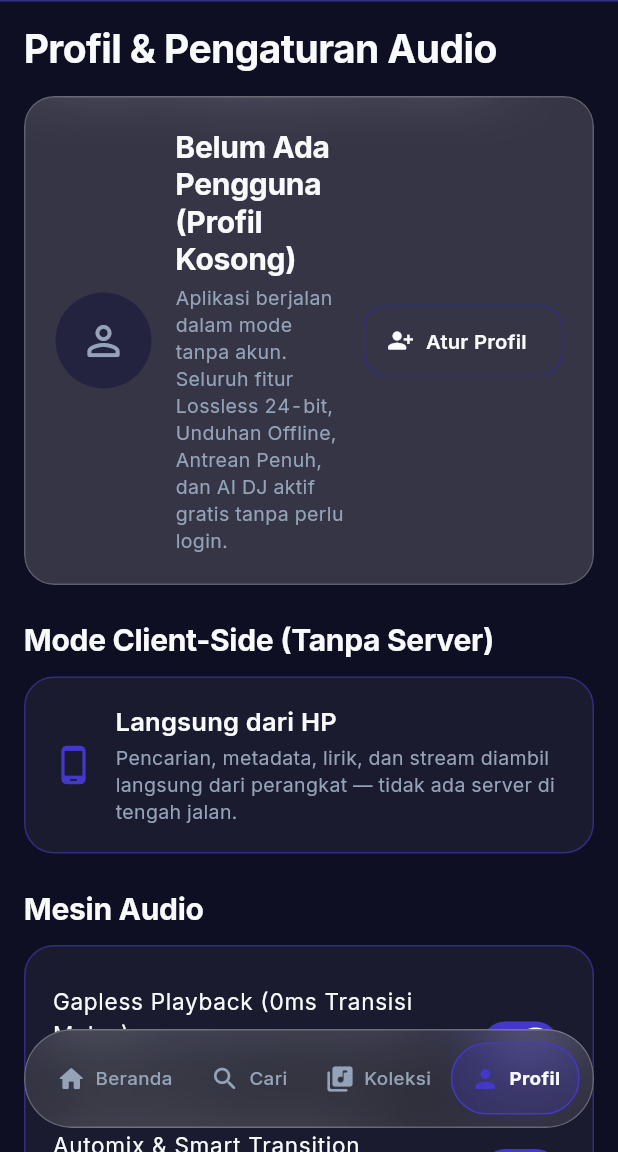
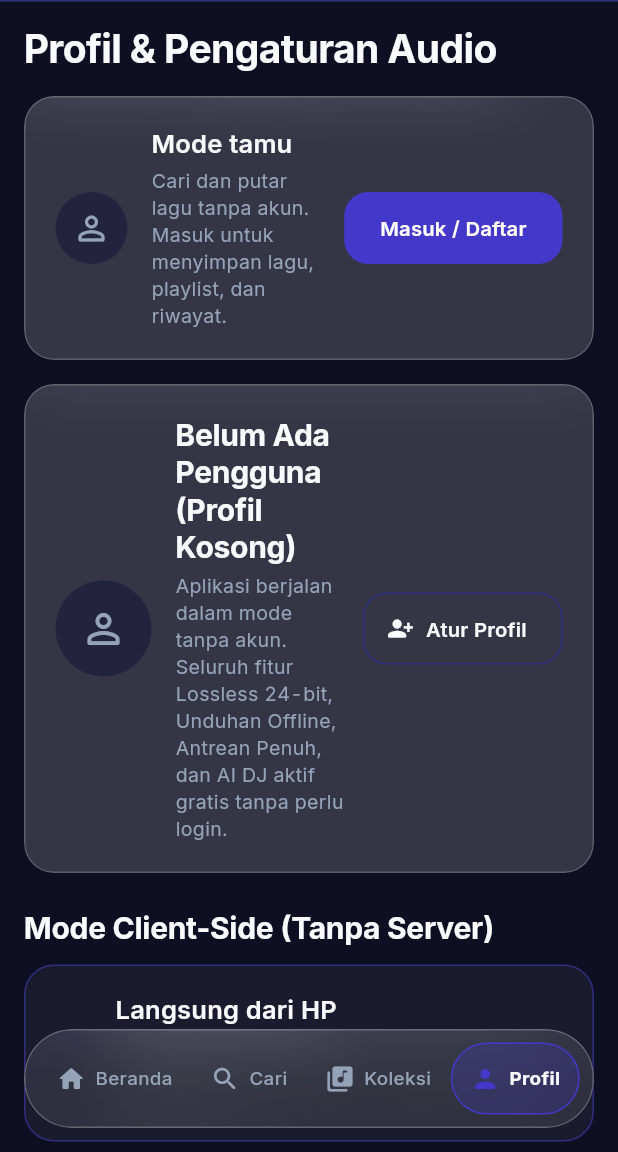
Before and after one commit to cndrid/omnix, a Flutter app: the OmniXAppShell screen opened directly, item 4 of the bottom bar chosen, on a phone screen of 412 x 824 dp, the part 84-1236 px from its top. Run offline on Flutter 3.47's test engine with Material 3 defaults, Android fonts, the phone set to English and light mode, and no system bars; our stand-ins replace audio_service, drift_flutter, flutter_riverpod, google_fonts, just_audio, permission_handler and 1 more; missing offline and left inert: audio_session, youtube_explode_dart; accounts and stored records are empty.

Commit message:
M0: Supabase + Auth email + Drift + guest/like/Library (ikon hati)

```diff
--- a/omniX-app/lib/views/profile_view.dart
+++ b/omniX-app/lib/views/profile_view.dart
@@ -1,7 +1,9 @@
 import 'package:flutter/material.dart';
 import 'package:flutter_riverpod/flutter_riverpod.dart';
 import '../providers/app_providers.dart';
+import '../providers/auth_provider.dart';
 import '../theme/omnix_theme.dart';
+import 'auth_view.dart';
 import 'widgets/liquid_glass_box.dart';
 
 class ProfileView extends ConsumerWidget {
@@ -39,6 +41,18 @@ class ProfileView extends ConsumerWidget {
     final isMobile =
         MediaQuery.sizeOf(context).width < OmniXTokens.breakpointTablet;
 
+    // Status akun (M0). Baca defensif: kalau lapisan auth belum bisa
+    // dibuat (Supabase belum di-init), tampil sebagai tamu.
+    bool isLoggedIn = false;
+    String? accountEmail;
+    try {
+      isLoggedIn = ref.watch(isLoggedInProvider);
+      accountEmail = ref.watch(authStateProvider).valueOrNull?.email;
+    } catch (_) {
+      isLoggedIn = false;
+      accountEmail = null;
+    }
+
     return ListView(
       padding: EdgeInsets.fromLTRB(
         isMobile ? 16 : 28,
@@ -48,6 +62,15 @@ class ProfileView extends ConsumerWidget {
       ),
       children: [
         Text('Profil & Pengaturan Audio', style: theme.textTheme.headlineMedium),
+        const SizedBox(height: 16),
+        _buildAccountSection(
+          context,
+          ref,
+          theme,
+          scheme,
+          isLoggedIn,
+          accountEmail,
+        ),
         const SizedBox(height: 16),
         LiquidGlassBox(
           tier: GlassTier.glass2,
@@ -357,6 +380,81 @@ class ProfileView extends ConsumerWidget {
     );
   }
 
+  /// Baris status akun (M0) — paling atas tab Profil.
+  /// Tamu: tombol "Masuk / Daftar" (buka AuthView). Login: tampilkan
+  /// email + tombol "Keluar" (signOut, kembali ke mode tamu).
+  Widget _buildAccountSection(
+    BuildContext context,
+    WidgetRef ref,
+    ThemeData theme,
+    ColorScheme scheme,
+    bool isLoggedIn,
+    String? accountEmail,
+  ) {
+    return LiquidGlassBox(
+      tier: GlassTier.glass2,
+      borderRadius: OmniXTokens.radiusCard,
+      padding: const EdgeInsets.all(20),
+      child: Row(
+        children: [
+          CircleAvatar(
+            radius: 24,
+            backgroundColor: isLoggedIn
+                ? scheme.primary
+                : scheme.surfaceContainerHighest,
+            child: Icon(
+              isLoggedIn
+                  ? Icons.person_rounded
+                  : Icons.person_outline_rounded,
+              size: 26,
+              color: isLoggedIn
+                  ? scheme.onPrimary
+                  : scheme.onSurfaceVariant,
+            ),
+          ),
+          const SizedBox(width: 16),
+          Expanded(
+            child: Column(
+              crossAxisAlignment: CrossAxisAlignment.start,
+              children: [
+                Text(
+                  isLoggedIn ? 'Masuk sebagai' : 'Mode tamu',
+                  style: theme.textTheme.titleMedium,
+                ),
+                const SizedBox(height: 4),
+                Text(
+                  isLoggedIn
+                      ? (accountEmail ?? 'Akun OmniX')
+                      : 'Cari dan putar lagu tanpa akun. Masuk untuk menyimpan lagu, playlist, dan riwayat.',
+                  style: theme.textTheme.bodyMedium,
+                ),
+              ],
+            ),
+          ),
+          const SizedBox(width: 12),
+          if (isLoggedIn)
+            OutlinedButton(
+              onPressed: () {
+                ref.read(authControllerProvider.notifier).signOut();
+              },
+              child: const Text('Keluar'),
+            )
+          else
+            FilledButton(
+              onPressed: () {
+                Navigator.of(context).push(
+                  MaterialPageRoute(
+                    builder: (_) => const AuthView(),
+                  ),
+                );
+              },
+              child: const Text('Masuk / Daftar'),
+            ),
+        ],
+      ),
+    );
+  }
+
   void _showEditProfileDialog(
     BuildContext context,
     AudioEngineSettingsController ctrl,
```
Also changed, not shown: omniX-app/lib/views/auth_view.dart (added, +336 -0 lines), omniX-app/lib/views/fullscreen_player_view.dart (+9 -6 lines), omniX-app/lib/views/library_view.dart (+91 -29 lines), omniX-app/lib/views/search_view.dart (+16 -11 lines), omniX-app/lib/views/welcome_view.dart (added, +124 -0 lines).
